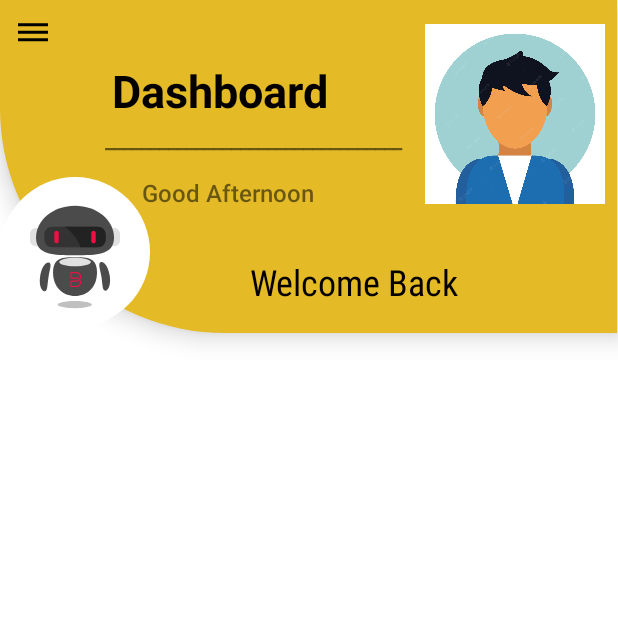
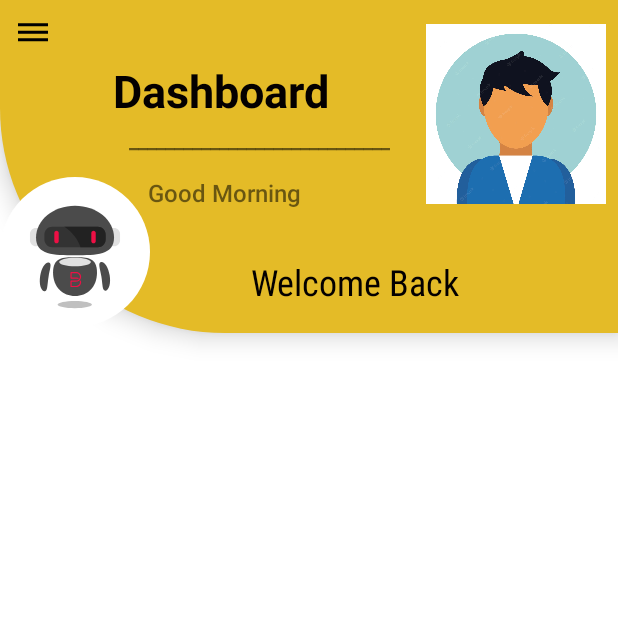
Before and after one commit to Kedar200/Hypertext-Assassins, an Android app: the screen it shows after launch once a user with an empty profile is signed in (dashboard), on a phone screen of 412 x 824 dp, the top half of it. Run offline under Robolectric (Android 15) with nearby library versions, the phone set to English and light mode, and no system bars; our stand-ins replace Firebase (no records; nobody signed in at launch, a user with empty details on screens opened directly).

Commit message:
Gretting Part updated

```diff
--- a/app/src/main/java/com/example/hypertextassassins/MainActivity.java
+++ b/app/src/main/java/com/example/hypertextassassins/MainActivity.java
@@ -49,7 +49,7 @@ public class MainActivity extends AppCompatActivity {
 
 
 
-
+        Log.d(TAG,currentUser.getEmail());
         handler.postDelayed(new Runnable() {
             public void run() {
                 if (currentUser!= null) {
--- a/app/src/main/java/com/example/hypertextassassins/dashboard.java
+++ b/app/src/main/java/com/example/hypertextassassins/dashboard.java
@@ -4,12 +4,16 @@ import androidx.drawerlayout.widget.DrawerLayout;
 
 import android.content.Intent;
 import android.os.Bundle;
+import android.util.Log;
 import android.view.View;
+import android.widget.TextView;
 
 import androidx.appcompat.app.AppCompatActivity;
 
 import com.airbnb.lottie.LottieAnimationView;
 import com.google.firebase.auth.FirebaseAuth;
+
+import java.time.OffsetTime;
 
 public class dashboard extends AppCompatActivity {
 
@@ -26,6 +30,22 @@ public class dashboard extends AppCompatActivity {
 
 
         final DrawerLayout drawerLayout = findViewById(R.id.drawerlayout);
+
+        TextView greating=findViewById(R.id.greetings);
+        OffsetTime offset = OffsetTime.now();
+        Log.d("Hello",String.valueOf(offset.getHour()));
+        if(offset.getHour()>6&&offset.getHour()<12){
+            greating.setText("Good Morning");
+        }
+        else if(offset.getHour()>12&&offset.getHour()<18){
+            greating.setText("Good Afternoon");
+        }
+        else if(offset.getHour()>18){
+            greating.setText("Good Evening");
+        }
+        else{
+            greating.setText("So ja sale");
+        }
 
         findViewById(R.id.dehaze).setOnClickListener(new View.OnClickListener() {
             @Override
--- a/app/src/main/res/layout/dashboard.xml
+++ b/app/src/main/res/layout/dashboard.xml
@@ -44,7 +44,7 @@
 
         <androidx.constraintlayout.widget.ConstraintLayout
             android:id="@+id/toolbar"
-            android:layout_width="411dp"
+            android:layout_width="match_parent"
             android:layout_height="222dp"
             android:background="@drawable/dashboard_toolbar_bg"
             android:elevation="10dp"
@@ -58,7 +58,9 @@
                 android:layout_height="wrap_content"
                 android:paddingLeft="10dp"
                 android:paddingTop="10dp"
-                android:src="@drawable/ic_baseline_dehaze_24">
+                android:src="@drawable/ic_baseline_dehaze_24"
+                app:layout_constraintStart_toStartOf="parent"
+                app:layout_constraintTop_toTopOf="parent">
 
             </ImageView>
 
@@ -104,19 +106,20 @@
 
             <TextView
                 android:id="@+id/underline"
-                android:layout_width="429dp"
+                android:layout_width="wrap_content"
                 android:layout_height="32dp"
                 android:layout_marginBottom="112dp"
                 android:layout_weight="1"
                 android:gravity="center|left"
                 android:paddingLeft="70dp"
                 android:paddingBottom="2dp"
-                android:text="_________________________________"
+                android:text="_____________________________"
                 android:textStyle="bold"
                 app:layout_constraintBottom_toBottomOf="parent"
+                app:layout_constraintEnd_toStartOf="@+id/imageView2"
+                app:layout_constraintStart_toStartOf="parent"
                 app:layout_constraintTop_toBottomOf="@+id/Dashboard"
-                app:layout_constraintVertical_bias="1.0"
-                tools:layout_editor_absoluteX="-34dp" />
+                app:layout_constraintVertical_bias="1.0" />
 
             <com.airbnb.lottie.LottieAnimationView
                 android:id="@+id/lottieAnimationView"
```
Also changed, not shown: app/src/main/java/com/example/hypertextassassins/LoginTabFragment.java (deleted, +0 -69 lines).
